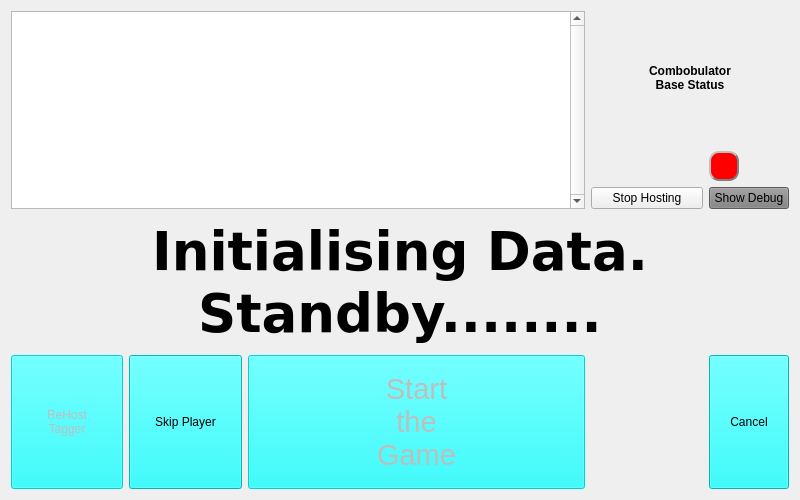
This is HostGameWindow.ui in rmick/Combobulator as Qt 5 draws it before an edit. The edited form follows.
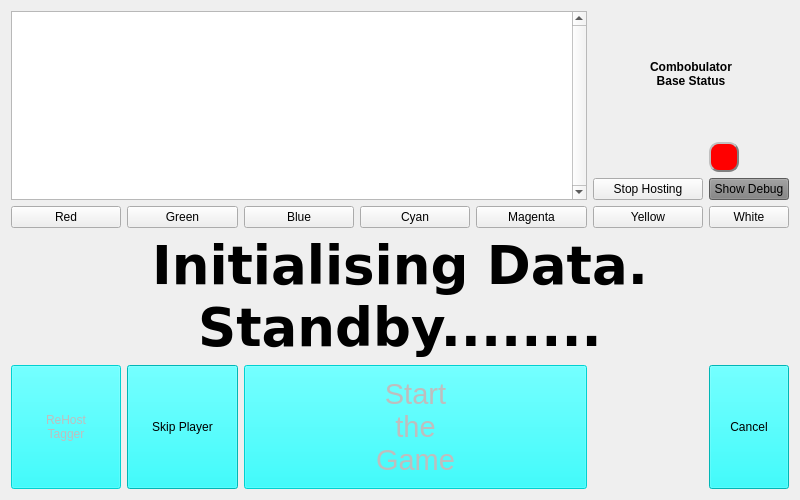
This is the edited form.

Diff of the .ui file:
```diff
--- a/HostGameWindow.ui
+++ b/HostGameWindow.ui
@@ -20,148 +20,47 @@
    <bool>false</bool>
   </property>
   <layout class="QGridLayout" name="gridLayout">
-   <item row="4" column="6">
-    <widget class="QPushButton" name="btn_Cancel">
+   <item row="1" column="6">
+    <widget class="QPushButton" name="led_Status">
      <property name="sizePolicy">
-      <sizepolicy hsizetype="Preferred" vsizetype="Preferred">
+      <sizepolicy hsizetype="Fixed" vsizetype="Fixed">
        <horstretch>0</horstretch>
        <verstretch>0</verstretch>
       </sizepolicy>
      </property>
-     <property name="palette">
-      <palette>
-       <active>
-        <colorrole role="Button">
-         <brush brushstyle="SolidPattern">
-          <color alpha="255">
-           <red>0</red>
-           <green>255</green>
-           <blue>255</blue>
-          </color>
-         </brush>
-        </colorrole>
-        <colorrole role="Base">
-         <brush brushstyle="SolidPattern">
-          <color alpha="255">
-           <red>0</red>
-           <green>255</green>
-           <blue>255</blue>
-          </color>
-         </brush>
-        </colorrole>
-        <colorrole role="Window">
-         <brush brushstyle="SolidPattern">
-          <color alpha="255">
-           <red>0</red>
-           <green>255</green>
-           <blue>255</blue>
-          </color>
-         </brush>
-        </colorrole>
-       </active>
-       <inactive>
-        <colorrole role="Button">
-         <brush brushstyle="SolidPattern">
-          <color alpha="255">
-           <red>0</red>
-           <green>255</green>
-           <blue>255</blue>
-          </color>
-         </brush>
-        </colorrole>
-        <colorrole role="Base">
-         <brush brushstyle="SolidPattern">
-          <color alpha="255">
-           <red>0</red>
-           <green>255</green>
-           <blue>255</blue>
-          </color>
-         </brush>
-        </colorrole>
-        <colorrole role="Window">
-         <brush brushstyle="SolidPattern">
-          <color alpha="255">
-           <red>0</red>
-           <green>255</green>
-           <blue>255</blue>
-          </color>
-         </brush>
-        </colorrole>
-       </inactive>
-       <disabled>
-        <colorrole role="Button">
-         <brush brushstyle="SolidPattern">
-          <color alpha="255">
-           <red>0</red>
-           <green>255</green>
-           <blue>255</blue>
-          </color>
-         </brush>
-        </colorrole>
-        <colorrole role="Base">
-         <brush brushstyle="SolidPattern">
-          <color alpha="255">
-           <red>0</red>
-           <green>255</green>
-           <blue>255</blue>
-          </color>
-         </brush>
-        </colorrole>
-        <colorrole role="Window">
-         <brush brushstyle="SolidPattern">
-          <color alpha="255">
-           <red>0</red>
-           <green>255</green>
-           <blue>255</blue>
-          </color>
-         </brush>
-        </colorrole>
-       </disabled>
-      </palette>
+     <property name="maximumSize">
+      <size>
+       <width>30</width>
+       <height>30</height>
+      </size>
      </property>
-     <property name="text">
-      <string>Cancel</string>
-     </property>
-    </widget>
-   </item>
-   <item row="4" column="2" colspan="3">
-    <widget class="QPushButton" name="btn_StartGame">
-     <property name="enabled">
-      <bool>false</bool>
-     </property>
-     <property name="sizePolicy">
-      <sizepolicy hsizetype="Preferred" vsizetype="Preferred">
-       <horstretch>0</horstretch>
-       <verstretch>0</verstretch>
-      </sizepolicy>
-     </property>
      <property name="palette">
       <palette>
        <active>
         <colorrole role="Button">
          <brush brushstyle="SolidPattern">
           <color alpha="255">
-           <red>0</red>
-           <green>255</green>
-           <blue>255</blue>
+           <red>255</red>
+           <green>0</green>
+           <blue>0</blue>
           </color>
          </brush>
         </colorrole>
         <colorrole role="Base">
          <brush brushstyle="SolidPattern">
           <color alpha="255">
-           <red>0</red>
-           <green>255</green>
-           <blue>255</blue>
+           <red>255</red>
+           <green>0</green>
+           <blue>0</blue>
           </color>
          </brush>
         </colorrole>
         <colorrole role="Window">
          <brush brushstyle="SolidPattern">
           <color alpha="255">
-           <red>0</red>
-           <green>255</green>
-           <blue>255</blue>
+           <red>255</red>
+           <green>0</green>
+           <blue>0</blue>
           </color>
          </brush>
         </colorrole>
@@ -170,27 +69,27 @@
         <colorrole role="Button">
          <brush brushstyle="SolidPattern">
           <color alpha="255">
-           <red>0</red>
-           <green>255</green>
-           <blue>255</blue>
+           <red>255</red>
+           <green>0</green>
+           <blue>0</blue>
           </color>
          </brush>
         </colorrole>
         <colorrole role="Base">
          <brush brushstyle="SolidPattern">
           <color alpha="255">
-           <red>0</red>
-           <green>255</green>
-           <blue>255</blue>
+           <red>255</red>
+           <green>0</green>
+           <blue>0</blue>
           </color>
          </brush>
         </colorrole>
         <colorrole role="Window">
          <brush brushstyle="SolidPattern">
           <color alpha="255">
-           <red>0</red>
-           <green>255</green>
-           <blue>255</blue>
+           <red>255</red>
+           <green>0</green>
+           <blue>0</blue>
           </color>
          </brush>
         </colorrole>
@@ -199,296 +98,57 @@
         <colorrole role="Button">
          <brush brushstyle="SolidPattern">
           <color alpha="255">
-           <red>0</red>
-           <green>255</green>
-           <blue>255</blue>
+           <red>255</red>
+           <green>0</green>
+           <blue>0</blue>
           </color>
          </brush>
         </colorrole>
         <colorrole role="Base">
          <brush brushstyle="SolidPattern">
           <color alpha="255">
-           <red>0</red>
-           <green>255</green>
-           <blue>255</blue>
+           <red>255</red>
+           <green>0</green>
+           <blue>0</blue>
           </color>
          </brush>
         </colorrole>
         <colorrole role="Window">
          <brush brushstyle="SolidPattern">
           <color alpha="255">
-           <red>0</red>
-           <green>255</green>
-           <blue>255</blue>
+           <red>255</red>
+           <green>0</green>
+           <blue>0</blue>
           </color>
          </brush>
         </colorrole>
        </disabled>
       </palette>
      </property>
-     <property name="font">
-      <font>
-       <pointsize>22</pointsize>
-      </font>
-     </property>
-     <property name="text">
-      <string>Start
-the
-Game</string>
-     </property>
-     <property name="default">
-      <bool>true</bool>
-     </property>
-    </widget>
-   </item>
-   <item row="4" column="1">
-    <widget class="QPushButton" name="btn_SkipPlayer">
-     <property name="sizePolicy">
-      <sizepolicy hsizetype="Preferred" vsizetype="Preferred">
-       <horstretch>0</horstretch>
-       <verstretch>0</verstretch>
-      </sizepolicy>
-     </property>
-     <property name="palette">
-      <palette>
-       <active>
-        <colorrole role="Button">
-         <brush brushstyle="SolidPattern">
-          <color alpha="255">
-           <red>0</red>
-           <green>255</green>
-           <blue>255</blue>
-          </color>
-         </brush>
-        </colorrole>
-        <colorrole role="Base">
-         <brush brushstyle="SolidPattern">
-          <color alpha="255">
-           <red>0</red>
-           <green>255</green>
-           <blue>255</blue>
-          </color>
-         </brush>
-        </colorrole>
-        <colorrole role="Window">
-         <brush brushstyle="SolidPattern">
-          <color alpha="255">
-           <red>0</red>
-           <green>255</green>
-           <blue>255</blue>
-          </color>
-         </brush>
-        </colorrole>
-       </active>
-       <inactive>
-        <colorrole role="Button">
-         <brush brushstyle="SolidPattern">
-          <color alpha="255">
-           <red>0</red>
-           <green>255</green>
-           <blue>255</blue>
-          </color>
-         </brush>
-        </colorrole>
-        <colorrole role="Base">
-         <brush brushstyle="SolidPattern">
-          <color alpha="255">
-           <red>0</red>
-           <green>255</green>
-           <blue>255</blue>
-          </color>
-         </brush>
-        </colorrole>
-        <colorrole role="Window">
-         <brush brushstyle="SolidPattern">
-          <color alpha="255">
-           <red>0</red>
-           <green>255</green>
-           <blue>255</blue>
-          </color>
-         </brush>
-        </colorrole>
-       </inactive>
-       <disabled>
-        <colorrole role="Button">
-         <brush brushstyle="SolidPattern">
-          <color alpha="255">
-           <red>0</red>
-           <green>255</green>
-           <blue>255</blue>
-          </color>
-         </brush>
-        </colorrole>
-        <colorrole role="Base">
-         <brush brushstyle="SolidPattern">
-          <color alpha="255">
-           <red>0</red>
-           <green>255</green>
-           <blue>255</blue>
-          </color>
-         </brush>
-        </colorrole>
-        <colorrole role="Window">
-         <brush brushstyle="SolidPattern">
-          <color alpha="255">
-           <red>0</red>
-           <green>255</green>
-           <blue>255</blue>
-          </color>
-         </brush>
-        </colorrole>
-       </disabled>
-      </palette>
-     </property>
-     <property name="text">
-      <string>Skip Player</string>
-     </property>
-    </widget>
-   </item>
-   <item row="4" column="0">
-    <widget class="QPushButton" name="btn_Rehost">
-     <property name="enabled">
+     <property name="autoFillBackground">
       <bool>false</bool>
      </property>
-     <property name="sizePolicy">
-      <sizepolicy hsizetype="Preferred" vsizetype="Preferred">
-       <horstretch>0</horstretch>
-       <verstretch>0</verstretch>
-      </sizepolicy>
+     <property name="styleSheet">
+      <string notr="true">QPushButton
+{
+    background-color: red;
+    border-style: outset;
+    border-width: 2px;
+    border-radius: 10px;
+    border-color: grey;
+	min-width: 0; 
+	min-height: 0;
+}
+</string>
      </property>
-     <property name="palette">
-      <palette>
-       <active>
-        <colorrole role="Button">
-         <brush brushstyle="SolidPattern">
-          <color alpha="255">
-           <red>0</red>
-           <green>255</green>
-           <blue>255</blue>
-          </color>
-         </brush>
-        </colorrole>
-        <colorrole role="Base">
-         <brush brushstyle="SolidPattern">
-          <color alpha="255">
-           <red>0</red>
-           <green>255</green>
-           <blue>255</blue>
-          </color>
-         </brush>
-        </colorrole>
-        <colorrole role="Window">
-         <brush brushstyle="SolidPattern">
-          <color alpha="255">
-           <red>0</red>
-           <green>255</green>
-           <blue>255</blue>
-          </color>
-         </brush>
-        </colorrole>
-       </active>
-       <inactive>
-        <colorrole role="Button">
-         <brush brushstyle="SolidPattern">
-          <color alpha="255">
-           <red>0</red>
-           <green>255</green>
-           <blue>255</blue>
-          </color>
-         </brush>
-        </colorrole>
-        <colorrole role="Base">
-         <brush brushstyle="SolidPattern">
-          <color alpha="255">
-           <red>0</red>
-           <green>255</green>
-           <blue>255</blue>
-          </color>
-         </brush>
-        </colorrole>
-        <colorrole role="Window">
-         <brush brushstyle="SolidPattern">
-          <color alpha="255">
-           <red>0</red>
-           <green>255</green>
-           <blue>255</blue>
-          </color>
-         </brush>
-        </colorrole>
-       </inactive>
-       <disabled>
-        <colorrole role="Button">
-         <brush brushstyle="SolidPattern">
-          <color alpha="255">
-           <red>0</red>
-           <green>255</green>
-           <blue>255</blue>
-          </color>
-         </brush>
-        </colorrole>
-        <colorrole role="Base">
-         <brush brushstyle="SolidPattern">
-          <color alpha="255">
-           <red>0</red>
-           <green>255</green>
-           <blue>255</blue>
-          </color>
-         </brush>
-        </colorrole>
-        <colorrole role="Window">
-         <brush brushstyle="SolidPattern">
-          <color alpha="255">
-           <red>0</red>
-           <green>255</green>
-           <blue>255</blue>
-          </color>
-         </brush>
-        </colorrole>
-       </disabled>
-      </palette>
-     </property>
      <property name="text">
-      <string>ReHost
-Tagger</string>
+      <string/>
      </property>
      <property name="autoDefault">
       <bool>false</bool>
      </property>
     </widget>
    </item>
-   <item row="3" column="0" colspan="7">
-    <widget class="QLabel" name="label">
-     <property name="sizePolicy">
-      <sizepolicy hsizetype="Preferred" vsizetype="Preferred">
-       <horstretch>0</horstretch>
-       <verstretch>0</verstretch>
-      </sizepolicy>
-     </property>
-     <property name="font">
-      <font>
-       <family>Verdana</family>
-       <pointsize>40</pointsize>
-       <weight>75</weight>
-       <bold>true</bold>
-      </font>
-     </property>
-     <property name="text">
-      <string>Initialising Data.   Standby........</string>
-     </property>
-     <property name="scaledContents">
-      <bool>true</bool>
-     </property>
-     <property name="alignment">
-      <set>Qt::AlignCenter</set>
-     </property>
-     <property name="wordWrap">
-      <bool>true</bool>
-     </property>
-     <property name="margin">
-      <number>2</number>
-     </property>
-    </widget>
-   </item>
    <item row="2" column="6">
     <widget class="QPushButton" name="btn_ShowListWidget">
      <property name="styleSheet">
@@ -533,6 +193,267 @@
      </property>
     </widget>
    </item>
+   <item row="2" column="5">
+    <widget class="QPushButton" name="btn_StopHosting">
+     <property name="text">
+      <string>Stop Hosting</string>
+     </property>
+    </widget>
+   </item>
+   <item row="5" column="2" colspan="3">
+    <widget class="QPushButton" name="btn_StartGame">
+     <property name="enabled">
+      <bool>false</bool>
+     </property>
+     <property name="sizePolicy">
+      <sizepolicy hsizetype="Preferred" vsizetype="Preferred">
+       <horstretch>0</horstretch>
+       <verstretch>0</verstretch>
+      </sizepolicy>
+     </property>
+     <property name="palette">
+      <palette>
+       <active>
+        <colorrole role="Button">
+         <brush brushstyle="SolidPattern">
+          <color alpha="255">
+           <red>0</red>
+           <green>255</green>
+           <blue>255</blue>
+          </color>
+         </brush>
+        </colorrole>
+        <colorrole role="Base">
+         <brush brushstyle="SolidPattern">
+          <color alpha="255">
+           <red>0</red>
+           <green>255</green>
+           <blue>255</blue>
+          </color>
+         </brush>
+        </colorrole>
+        <colorrole role="Window">
+         <brush brushstyle="SolidPattern">
+          <color alpha="255">
+           <red>0</red>
+           <green>255</green>
+           <blue>255</blue>
+          </color>
+         </brush>
+        </colorrole>
+       </active>
+       <inactive>
+        <colorrole role="Button">
+         <brush brushstyle="SolidPattern">
+          <color alpha="255">
+           <red>0</red>
+           <green>255</green>
+           <blue>255</blue>
+          </color>
+         </brush>
+        </colorrole>
+        <colorrole role="Base">
+         <brush brushstyle="SolidPattern">
+          <color alpha="255">
+           <red>0</red>
+           <green>255</green>
+           <blue>255</blue>
+          </color>
+         </brush>
+        </colorrole>
+        <colorrole role="Window">
+         <brush brushstyle="SolidPattern">
+          <color alpha="255">
+           <red>0</red>
+           <green>255</green>
+           <blue>255</blue>
+          </color>
+         </brush>
+        </colorrole>
+       </inactive>
+       <disabled>
+        <colorrole role="Button">
+         <brush brushstyle="SolidPattern">
+          <color alpha="255">
+           <red>0</red>
+           <green>255</green>
+           <blue>255</blue>
+          </color>
+         </brush>
+        </colorrole>
+        <colorrole role="Base">
+         <brush brushstyle="SolidPattern">
+          <color alpha="255">
+           <red>0</red>
+           <green>255</green>
+           <blue>255</blue>
+          </color>
+         </brush>
+        </colorrole>
+        <colorrole role="Window">
+         <brush brushstyle="SolidPattern">
+          <color alpha="255">
+           <red>0</red>
+           <green>255</green>
+           <blue>255</blue>
+          </color>
+         </brush>
+        </colorrole>
+       </disabled>
+      </palette>
+     </property>
+     <property name="font">
+      <font>
+       <pointsize>22</pointsize>
+      </font>
+     </property>
+     <property name="text">
+      <string>Start
+the
+Game</string>
+     </property>
+     <property name="default">
+      <bool>true</bool>
+     </property>
+    </widget>
+   </item>
+   <item row="4" column="0" colspan="7">
+    <widget class="QLabel" name="label">
+     <property name="sizePolicy">
+      <sizepolicy hsizetype="Preferred" vsizetype="Preferred">
+       <horstretch>0</horstretch>
+       <verstretch>0</verstretch>
+      </sizepolicy>
+     </property>
+     <property name="font">
+      <font>
+       <family>Verdana</family>
+       <pointsize>40</pointsize>
+       <weight>75</weight>
+       <bold>true</bold>
+      </font>
+     </property>
+     <property name="text">
+      <string>Initialising Data.   Standby........</string>
+     </property>
+     <property name="scaledContents">
+      <bool>true</bool>
+     </property>
+     <property name="alignment">
+      <set>Qt::AlignCenter</set>
+     </property>
+     <property name="wordWrap">
+      <bool>true</bool>
+     </property>
+     <property name="margin">
+      <number>2</number>
+     </property>
+    </widget>
+   </item>
+   <item row="5" column="6">
+    <widget class="QPushButton" name="btn_Cancel">
+     <property name="sizePolicy">
+      <sizepolicy hsizetype="Preferred" vsizetype="Preferred">
+       <horstretch>0</horstretch>
+       <verstretch>0</verstretch>
+      </sizepolicy>
+     </property>
+     <property name="palette">
+      <palette>
+       <active>
+        <colorrole role="Button">
+         <brush brushstyle="SolidPattern">
+          <color alpha="255">
+           <red>0</red>
+           <green>255</green>
+           <blue>255</blue>
+          </color>
+         </brush>
+        </colorrole>
+        <colorrole role="Base">
+         <brush brushstyle="SolidPattern">
+          <color alpha="255">
+           <red>0</red>
+           <green>255</green>
+           <blue>255</blue>
+          </color>
+         </brush>
+        </colorrole>
+        <colorrole role="Window">
+         <brush brushstyle="SolidPattern">
+          <color alpha="255">
+           <red>0</red>
+           <green>255</green>
+           <blue>255</blue>
+          </color>
+         </brush>
+        </colorrole>
+       </active>
+       <inactive>
+        <colorrole role="Button">
+         <brush brushstyle="SolidPattern">
+          <color alpha="255">
+           <red>0</red>
+           <green>255</green>
+           <blue>255</blue>
+          </color>
+         </brush>
+        </colorrole>
+        <colorrole role="Base">
+         <brush brushstyle="SolidPattern">
+          <color alpha="255">
+           <red>0</red>
+           <green>255</green>
+           <blue>255</blue>
+          </color>
+         </brush>
+        </colorrole>
+        <colorrole role="Window">
+         <brush brushstyle="SolidPattern">
+          <color alpha="255">
+           <red>0</red>
+           <green>255</green>
+           <blue>255</blue>
+          </color>
+         </brush>
+        </colorrole>
+       </inactive>
+       <disabled>
+        <colorrole role="Button">
+         <brush brushstyle="SolidPattern">
+          <color alpha="255">
+           <red>0</red>
+           <green>255</green>
+           <blue>255</blue>
+          </color>
+         </brush>
+        </colorrole>
+        <colorrole role="Base">
+         <brush brushstyle="SolidPattern">
+          <color alpha="255">
+           <red>0</red>
+           <green>255</green>
+           <blue>255</blue>
+          </color>
+         </brush>
+        </colorrole>
+        <colorrole role="Window">
+         <brush brushstyle="SolidPattern">
+          <color alpha="255">
+           <red>0</red>
+           <green>255</green>
+           <blue>255</blue>
+          </color>
+         </brush>
+        </colorrole>
+       </disabled>
+      </palette>
+     </property>
+     <property name="text">
+      <string>Cancel</string>
+     </property>
+    </widget>
+   </item>
    <item row="0" column="5" colspan="2">
     <widget class="QLabel" name="label_TCPcommsStatus">
      <property name="font">
@@ -550,142 +471,270 @@
      </property>
     </widget>
    </item>
-   <item row="2" column="5">
-    <widget class="QPushButton" name="btn_StopHosting">
+   <item row="5" column="1">
+    <widget class="QPushButton" name="btn_SkipPlayer">
+     <property name="sizePolicy">
+      <sizepolicy hsizetype="Preferred" vsizetype="Preferred">
+       <horstretch>0</horstretch>
+       <verstretch>0</verstretch>
+      </sizepolicy>
+     </property>
+     <property name="palette">
+      <palette>
+       <active>
+        <colorrole role="Button">
+         <brush brushstyle="SolidPattern">
+          <color alpha="255">
+           <red>0</red>
+           <green>255</green>
+           <blue>255</blue>
+          </color>
+         </brush>
+        </colorrole>
+        <colorrole role="Base">
+         <brush brushstyle="SolidPattern">
+          <color alpha="255">
+           <red>0</red>
+           <green>255</green>
+           <blue>255</blue>
+          </color>
+         </brush>
+        </colorrole>
+        <colorrole role="Window">
+         <brush brushstyle="SolidPattern">
+          <color alpha="255">
+           <red>0</red>
+           <green>255</green>
+           <blue>255</blue>
+          </color>
+         </brush>
+        </colorrole>
+       </active>
+       <inactive>
+        <colorrole role="Button">
+         <brush brushstyle="SolidPattern">
+          <color alpha="255">
+           <red>0</red>
+           <green>255</green>
+           <blue>255</blue>
+          </color>
+         </brush>
+        </colorrole>
+        <colorrole role="Base">
+         <brush brushstyle="SolidPattern">
+          <color alpha="255">
+           <red>0</red>
+           <green>255</green>
+           <blue>255</blue>
+          </color>
+         </brush>
+        </colorrole>
+        <colorrole role="Window">
+         <brush brushstyle="SolidPattern">
+          <color alpha="255">
+           <red>0</red>
+           <green>255</green>
+           <blue>255</blue>
+          </color>
+         </brush>
+        </colorrole>
+       </inactive>
+       <disabled>
+        <colorrole role="Button">
+         <brush brushstyle="SolidPattern">
+          <color alpha="255">
+           <red>0</red>
+           <green>255</green>
+           <blue>255</blue>
+          </color>
+         </brush>
+        </colorrole>
+        <colorrole role="Base">
+         <brush brushstyle="SolidPattern">
+          <color alpha="255">
+           <red>0</red>
+           <green>255</green>
+           <blue>255</blue>
+          </color>
+         </brush>
+        </colorrole>
+        <colorrole role="Window">
+         <brush brushstyle="SolidPattern">
+          <color alpha="255">
+           <red>0</red>
+           <green>255</green>
+           <blue>255</blue>
+          </color>
+         </brush>
+        </colorrole>
+       </disabled>
+      </palette>
+     </property>
      <property name="text">
-      <string>Stop Hosting</string>
+      <string>Skip Player</string>
      </property>
     </widget>
    </item>
-   <item row="1" column="6">
-    <widget class="QPushButton" name="led_Status">
-     <property name="sizePolicy">
-      <sizepolicy hsizetype="Fixed" vsizetype="Fixed">
-       <horstretch>0</horstretch>
-       <verstretch>0</verstretch>
-      </sizepolicy>
-     </property>
-     <property name="maximumSize">
-      <size>
-       <width>30</width>
-       <height>30</height>
-      </size>
-     </property>
-     <property name="palette">
-      <palette>
-       <active>
-        <colorrole role="Button">
-         <brush brushstyle="SolidPattern">
-          <color alpha="255">
-           <red>255</red>
-           <green>0</green>
-           <blue>0</blue>
-          </color>
-         </brush>
-        </colorrole>
-        <colorrole role="Base">
-         <brush brushstyle="SolidPattern">
-          <color alpha="255">
-           <red>255</red>
-           <green>0</green>
-           <blue>0</blue>
-          </color>
-         </brush>
-        </colorrole>
-        <colorrole role="Window">
-         <brush brushstyle="SolidPattern">
-          <color alpha="255">
-           <red>255</red>
-           <green>0</green>
-           <blue>0</blue>
-          </color>
-         </brush>
-        </colorrole>
-       </active>
-       <inactive>
-        <colorrole role="Button">
-         <brush brushstyle="SolidPattern">
-          <color alpha="255">
-           <red>255</red>
-           <green>0</green>
-           <blue>0</blue>
-          </color>
-         </brush>
-        </colorrole>
-        <colorrole role="Base">
-         <brush brushstyle="SolidPattern">
-          <color alpha="255">
-           <red>255</red>
-           <green>0</green>
-           <blue>0</blue>
-          </color>
-         </brush>
-        </colorrole>
-        <colorrole role="Window">
-         <brush brushstyle="SolidPattern">
-          <color alpha="255">
-           <red>255</red>
-           <green>0</green>
-           <blue>0</blue>
-          </color>
-         </brush>
-        </colorrole>
-       </inactive>
-       <disabled>
-        <colorrole role="Button">
-         <brush brushstyle="SolidPattern">
-          <color alpha="255">
-           <red>255</red>
-           <green>0</green>
-           <blue>0</blue>
-          </color>
-         </brush>
-        </colorrole>
-        <colorrole role="Base">
-         <brush brushstyle="SolidPattern">
-          <color alpha="255">
-           <red>255</red>
-           <green>0</green>
-           <blue>0</blue>
-          </color>
-         </brush>
-        </colorrole>
-        <colorrole role="Window">
-         <brush brushstyle="SolidPattern">
-          <color alpha="255">
-           <red>255</red>
-           <green>0</green>
-           <blue>0</blue>
-          </color>
-         </brush>
-        </colorrole>
-       </disabled>
-      </palette>
-     </property>
-     <property name="autoFillBackground">
+   <item row="5" column="0">
+    <widget class="QPushButton" name="btn_Rehost">
+     <property name="enabled">
       <bool>false</bool>
      </property>
-     <property name="styleSheet">
-      <string notr="true">QPushButton
-{
-    background-color: red;
-    border-style: outset;
-    border-width: 2px;
-    border-radius: 10px;
-    border-color: grey;
-	min-width: 0; 
-	min-height: 0;
-}
-</string>
+     <property name="sizePolicy">
+      <sizepolicy hsizetype="Preferred" vsizetype="Preferred">
+       <horstretch>0</horstretch>
+       <verstretch>0</verstretch>
+      </sizepolicy>
+     </property>
+     <property name="palette">
+      <palette>
+       <active>
+        <colorrole role="Button">
+         <brush brushstyle="SolidPattern">
+          <color alpha="255">
+           <red>0</red>
+           <green>255</green>
+           <blue>255</blue>
+          </color>
+         </brush>
+        </colorrole>
+        <colorrole role="Base">
+         <brush brushstyle="SolidPattern">
+          <color alpha="255">
+           <red>0</red>
+           <green>255</green>
+           <blue>255</blue>
+          </color>
+         </brush>
+        </colorrole>
+        <colorrole role="Window">
+         <brush brushstyle="SolidPattern">
+          <color alpha="255">
+           <red>0</red>
+           <green>255</green>
+           <blue>255</blue>
+          </color>
+         </brush>
+        </colorrole>
+       </active>
+       <inactive>
+        <colorrole role="Button">
+         <brush brushstyle="SolidPattern">
+          <color alpha="255">
+           <red>0</red>
+           <green>255</green>
+           <blue>255</blue>
+          </color>
+         </brush>
+        </colorrole>
+        <colorrole role="Base">
+         <brush brushstyle="SolidPattern">
+          <color alpha="255">
+           <red>0</red>
+           <green>255</green>
+           <blue>255</blue>
+          </color>
+         </brush>
+        </colorrole>
+        <colorrole role="Window">
+         <brush brushstyle="SolidPattern">
+          <color alpha="255">
+           <red>0</red>
+           <green>255</green>
+           <blue>255</blue>
+          </color>
+         </brush>
+        </colorrole>
+       </inactive>
+       <disabled>
+        <colorrole role="Button">
+         <brush brushstyle="SolidPattern">
+          <color alpha="255">
+           <red>0</red>
+           <green>255</green>
+           <blue>255</blue>
+          </color>
+         </brush>
+        </colorrole>
+        <colorrole role="Base">
+         <brush brushstyle="SolidPattern">
+          <color alpha="255">
+           <red>0</red>
+           <green>255</green>
+           <blue>255</blue>
+          </color>
+         </brush>
+        </colorrole>
+        <colorrole role="Window">
+         <brush brushstyle="SolidPattern">
+          <color alpha="255">
+           <red>0</red>
+           <green>255</green>
+           <blue>255</blue>
+          </color>
+         </brush>
+        </colorrole>
+       </disabled>
+      </palette>
      </property>
      <property name="text">
-      <string/>
+      <string>ReHost
+Tagger</string>
      </property>
      <property name="autoDefault">
       <bool>false</bool>
      </property>
     </widget>
    </item>
+   <item row="3" column="0">
+    <widget class="QPushButton" name="btn_Red">
+     <property name="text">
+      <string>Red</string>
+     </property>
+    </widget>
+   </item>
+   <item row="3" column="1">
+    <widget class="QPushButton" name="btn_Green">
+     <property name="text">
+      <string>Green</string>
+     </property>
+    </widget>
+   </item>
+   <item row="3" column="2">
+    <widget class="QPushButton" name="btn_Blue">
+     <property name="text">
+      <string>Blue</string>
+     </property>
+    </widget>
+   </item>
+   <item row="3" column="3">
+    <widget class="QPushButton" name="btn_Cyan">
+     <property name="text">
+      <string>Cyan</string>
+     </property>
+    </widget>
+   </item>
+   <item row="3" column="4">
+    <widget class="QPushButton" name="btn_Magenta">
+     <property name="text">
+      <string>Magenta</string>
+     </property>
+    </widget>
+   </item>
+   <item row="3" column="5">
+    <widget class="QPushButton" name="btn_Yellow">
+     <property name="text">
+      <string>Yellow</string>
+     </property>
+    </widget>
+   </item>
+   <item row="3" column="6">
+    <widget class="QPushButton" name="btn_White">
+     <property name="text">
+      <string>White</string>
+     </property>
+    </widget>
+   </item>
   </layout>
  </widget>
  <resources/>
```
